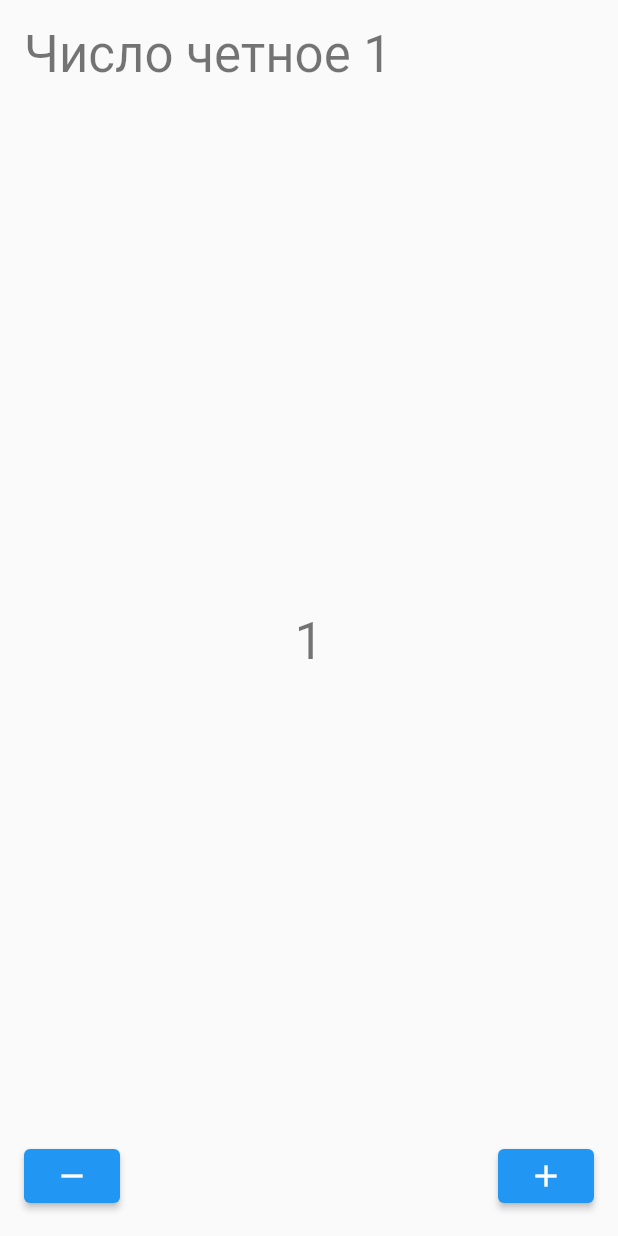
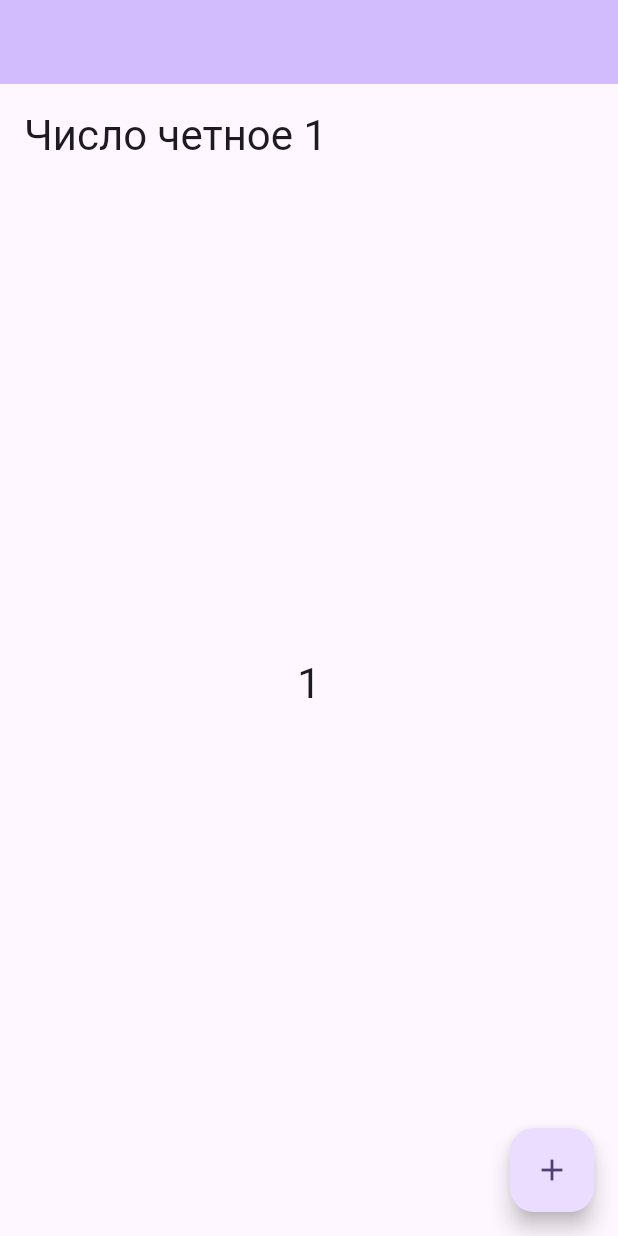
Before and after one commit to petrovyuri/mitap_event_bus, a Flutter app: the screen it shows after launch, after a tap on the "add" icon, on a phone screen of 412 x 824 dp. Run offline on Flutter 3.47's test engine with Material 2 defaults, Android fonts, the phone set to English and light mode, and no system bars; our stand-ins replace flutter_bloc.

Commit message:
Рефакторинг

```diff
--- a/lib/cubits/counter_cubit/counter_cubit.dart
+++ b/lib/cubits/counter_cubit/counter_cubit.dart
@@ -4,6 +4,4 @@ class CounterCubit extends Cubit<int> {
   CounterCubit() : super(0);
 
   void increment() => emit(state + 1);
-
-  void decrement() => emit(state - 1);
 }
--- a/lib/main.dart
+++ b/lib/main.dart
@@ -4,7 +4,12 @@ import 'package:mitap_event_bus/cubits/counter_cubit/counter_cubit.dart';
 import 'package:mitap_event_bus/cubits/listen_cubit/listen_cubit.dart';
 
 void main() {
-  runApp(const MaterialApp(home: Scaffold(body: App())));
+  runApp(MaterialApp(
+      theme: ThemeData(
+        colorScheme: ColorScheme.fromSeed(seedColor: Colors.deepPurple),
+        useMaterial3: true,
+      ),
+      home: const App()));
 }
 
 class App extends StatelessWidget {
@@ -29,7 +34,15 @@ class App extends StatelessWidget {
 class _CounterScreenView extends StatelessWidget {
   @override
   Widget build(BuildContext context) {
-    return Padding(
+    return Scaffold(
+      floatingActionButton: FloatingActionButton(
+        onPressed: () => context.read<CounterCubit>().increment(),
+        child: const Icon(Icons.add),
+      ),
+      appBar: AppBar(
+        backgroundColor: Theme.of(context).colorScheme.inversePrimary,
+      ),
+      body: Padding(
         padding: const EdgeInsets.all(16),
         child: Stack(
           children: [
@@ -58,25 +71,8 @@ class _CounterScreenView extends StatelessWidget {
                 ],
               ),
             ),
-          Align(
-            alignment: Alignment.bottomRight,
-            child: ElevatedButton(
-              onPressed: () {
-                context.read<CounterCubit>().increment();
-              },
-              child: const Icon(Icons.add),
+          ],
         ),
-          ),
-          Align(
-            alignment: Alignment.bottomLeft,
-            child: ElevatedButton(
-              onPressed: () {
-                context.read<CounterCubit>().decrement();
-              },
-              child: const Icon(Icons.remove),
-            ),
-          ),
-        ],
       ),
     );
   }
```
Lines whose indentation alone changed are shown as unchanged.
